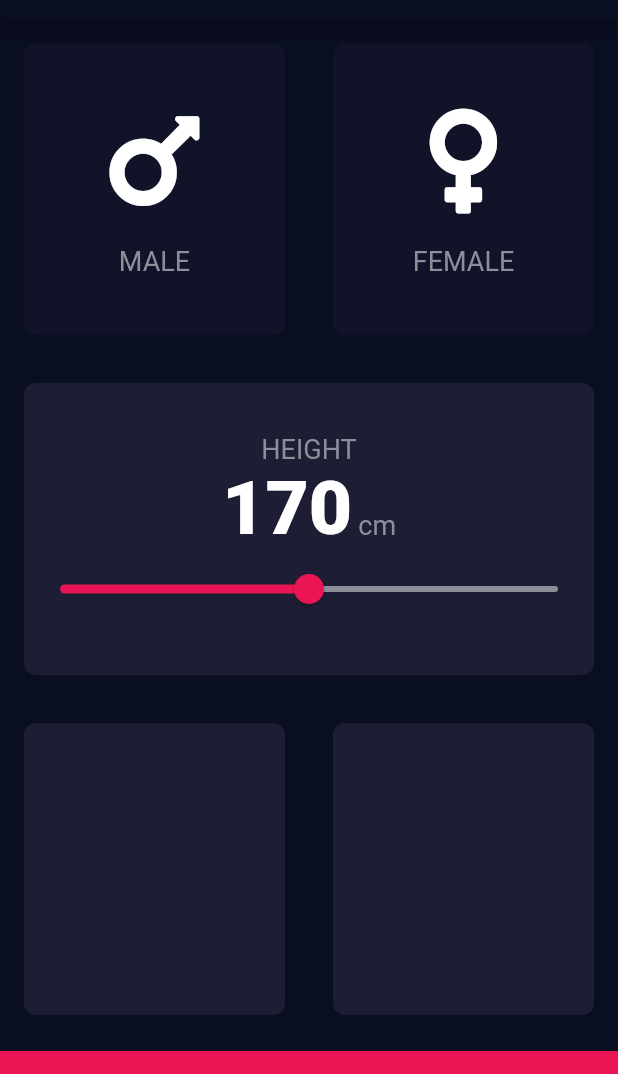
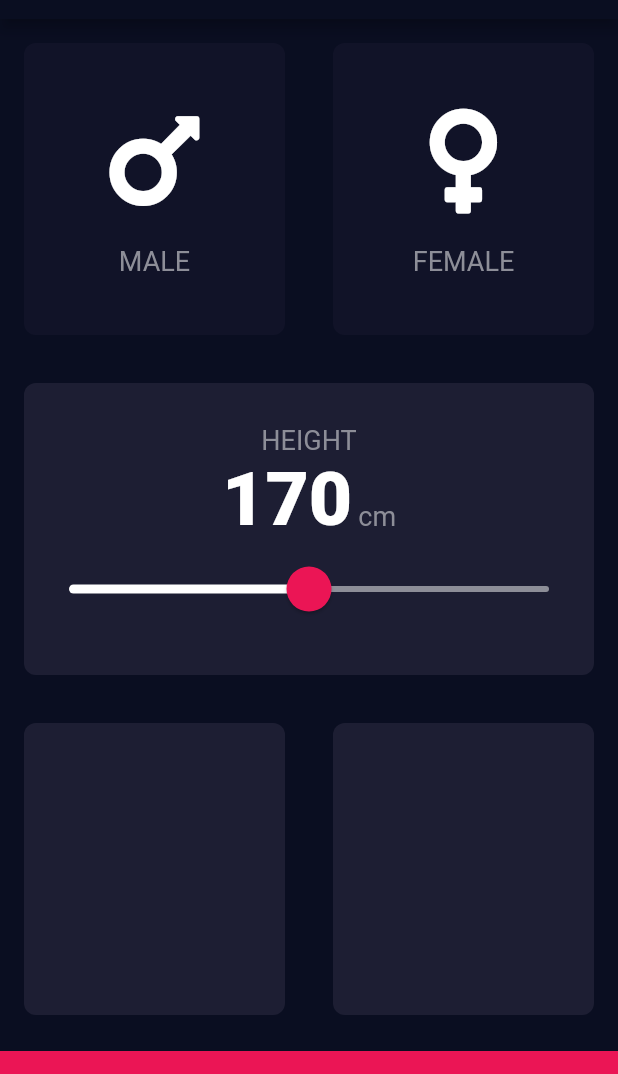
Before and after one commit to abd99/flutter-bmi-calculator, a Flutter app: the screen it shows after launch, on a phone screen of 412 x 824 dp, the part 65-1139 px from its top. Run offline on Flutter 3.47's test engine with Material 2 defaults, Android fonts, the phone set to English and light mode, and no system bars; our stand-ins replace font_awesome_flutter.

Commit message:
Add Custom theme to Slider

```diff
--- a/lib/input_page.dart
+++ b/lib/input_page.dart
@@ -92,17 +92,29 @@ class _InputPageState extends State<InputPage> {
                       ),
                     ],
                   ),
-                  Slider(
+                  SliderTheme(
+                    data: SliderTheme.of(context).copyWith(
+                      activeTrackColor: Colors.white,
+                      inactiveTrackColor: Color(0xFF8D8E98),
+                      thumbColor: Color(0xFFEB1555),
+                      overlayColor: Color(0x1fEB1555),
+                      thumbShape: RoundSliderThumbShape(
+                        enabledThumbRadius: 15.0,
+                      ),
+                      overlayShape: RoundSliderOverlayShape(
+                        overlayRadius: 30.0,
+                      ),
+                    ),
+                    child: Slider(
                       value: height.toDouble(),
                       onChanged: (double newValue) {
                         setState(() {
                           height = newValue.round();
                         });
                       },
-                    activeColor: Color(0xFFEB1555),
-                    inactiveColor: Color(0xFF8D8E98),
                       min: 120.0,
                       max: 220.0,
+                    ),
                   ),
                 ],
               ),
```
Lines whose indentation alone changed are shown as unchanged.
